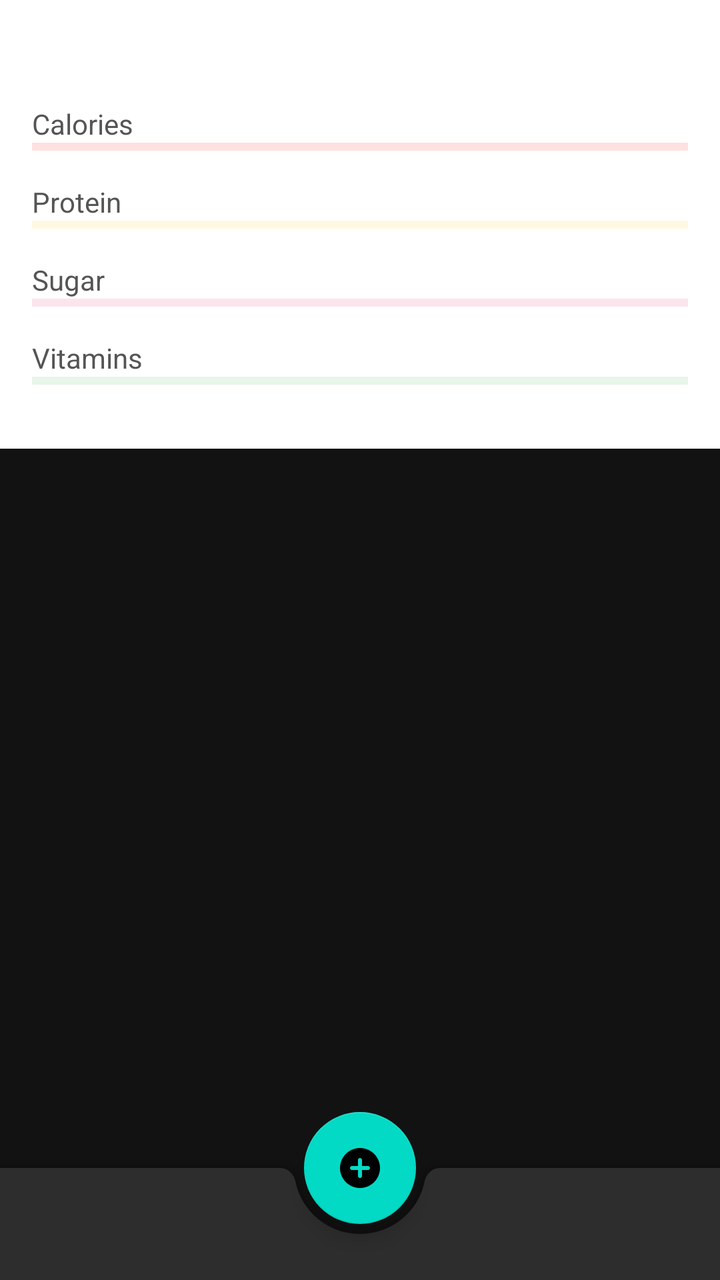
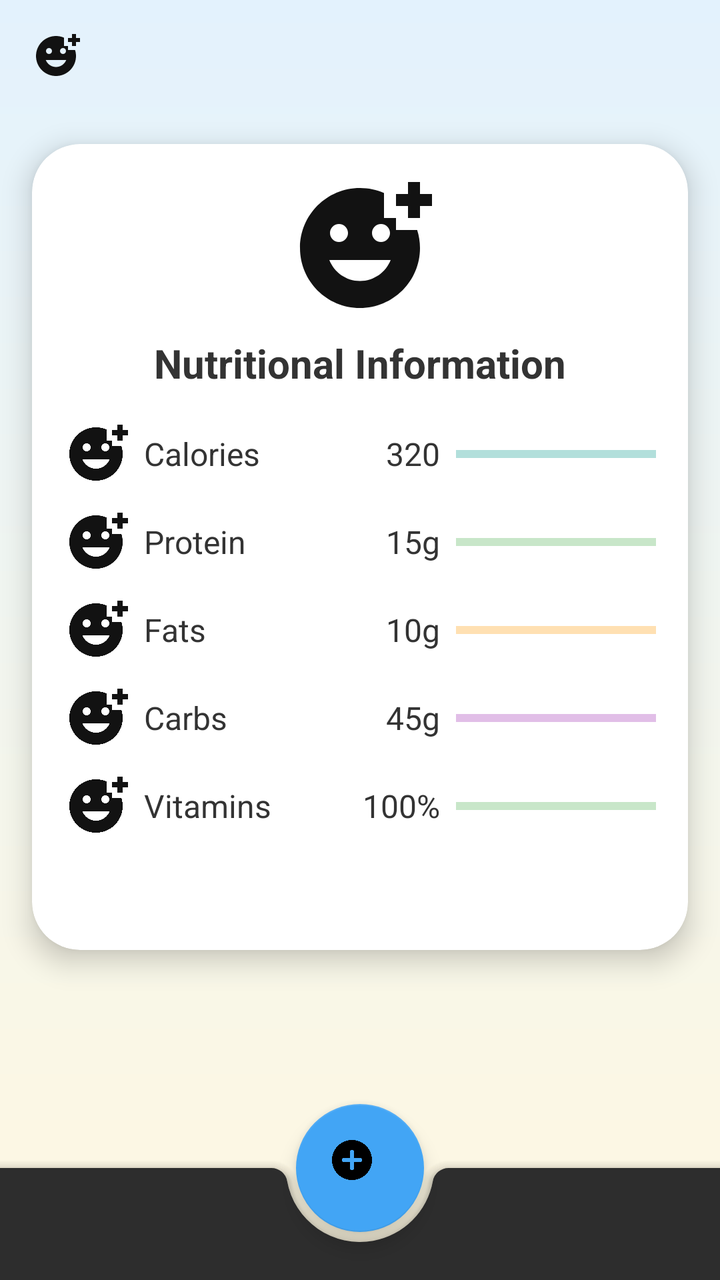

An Android layout rendered at two revisions. The XML below is the earlier revision; the diff shows what the commit changed to produce the second picture.
<!-- AndroidManifest.xml: activity theme Theme.PokemonMealtimeMasters -->
<!-- res/layout/activity_main.xml -->
<?xml version="1.0" encoding="utf-8"?>
<androidx.coordinatorlayout.widget.CoordinatorLayout
    xmlns:android="http://schemas.android.com/apk/res/android"
    xmlns:app="http://schemas.android.com/apk/res-auto"
    android:layout_width="match_parent"
    android:layout_height="match_parent">

    
    <LinearLayout
        android:id="@+id/progress_section"
        android:orientation="vertical"
        android:layout_width="match_parent"
        android:layout_height="wrap_content"
        android:padding="16dp"
        android:background="@color/white">

        <TextView
            android:layout_width="wrap_content"
            android:layout_height="wrap_content"
            android:text="Today's Progress"
            android:textSize="18sp"
            android:textStyle="bold"
            android:layout_marginBottom="8dp" />

        <TextView
            android:layout_width="wrap_content"
            android:layout_height="wrap_content"
            android:text="Calories"
            android:textSize="14sp"
            android:textColor="#555"
            android:layout_marginTop="4dp"/>

        <com.google.android.material.progressindicator.LinearProgressIndicator
            android:id="@+id/prog_calories"
            style="@style/Widget.MaterialComponents.LinearProgressIndicator"
            android:layout_width="match_parent"
            android:layout_height="8dp"
            app:indicatorColor="@color/primary"
            app:trackColor="#FFE0E0"
            android:layout_marginBottom="12dp"/>

        <TextView
            android:layout_width="wrap_content"
            android:layout_height="wrap_content"
            android:text="Protein"
            android:textSize="14sp"
            android:textColor="#555"
            android:layout_marginTop="4dp"/>

        <com.google.android.material.progressindicator.LinearProgressIndicator
            android:id="@+id/prog_protein"
            style="@style/Widget.MaterialComponents.LinearProgressIndicator"
            android:layout_width="match_parent"
            android:layout_height="8dp"
            app:indicatorColor="@color/amber_700"
            app:trackColor="#FFF8E1"
            android:layout_marginBottom="12dp"/>

        <TextView
            android:layout_width="wrap_content"
            android:layout_height="wrap_content"
            android:text="Sugar"
            android:textSize="14sp"
            android:textColor="#555"
            android:layout_marginTop="4dp"/>

        <com.google.android.material.progressindicator.LinearProgressIndicator
            android:id="@+id/prog_sugar"
            style="@style/Widget.MaterialComponents.LinearProgressIndicator"
            android:layout_width="match_parent"
            android:layout_height="8dp"
            app:indicatorColor="@color/pink_300"
            app:trackColor="#FCE4EC"
            android:layout_marginBottom="12dp"/>

        <TextView
            android:layout_width="wrap_content"
            android:layout_height="wrap_content"
            android:text="Vitamins"
            android:textSize="14sp"
            android:textColor="#555"
            android:layout_marginTop="4dp"/>

        <com.google.android.material.progressindicator.LinearProgressIndicator
            android:id="@+id/prog_vitamins"
            style="@style/Widget.MaterialComponents.LinearProgressIndicator"
            android:layout_width="match_parent"
            android:layout_height="8dp"
            app:indicatorColor="@color/green_500"
            app:trackColor="#E8F5E9"
            android:layout_marginBottom="16dp"/>
    </LinearLayout>

    
    <androidx.recyclerview.widget.RecyclerView
        android:id="@+id/logged_meals_recycler"
        android:layout_width="match_parent"
        android:layout_height="0dp"
        android:layout_marginBottom="72dp"
        app:layout_behavior="@string/appbar_scrolling_view_behavior"
        app:layout_anchorGravity="bottom" />

    
    <com.google.android.material.bottomappbar.BottomAppBar
        android:id="@+id/bottom_app_bar"
        android:layout_width="match_parent"
        android:layout_height="wrap_content"
        android:layout_gravity="bottom"
        app:fabAlignmentMode="center" />

    
    <com.google.android.material.floatingactionbutton.FloatingActionButton
        android:id="@+id/fab_add_meal"
        android:layout_width="wrap_content"
        android:layout_height="wrap_content"
        android:contentDescription="@string/add_meal"
        app:srcCompat="@drawable/ic_add"
        app:layout_anchor="@id/bottom_app_bar"
        app:layout_anchorGravity="center" />

</androidx.coordinatorlayout.widget.CoordinatorLayout>
<!-- resources referenced by this layout -->
<resources>
  <color name="amber_700">#FFD966</color>
  <color name="green_500">#7FFFD4</color>
  <color name="pink_300">#FFC2D1</color>
  <color name="primary">#FF7043</color>
  <color name="white">#FFFFFFFF</color>
  <!-- drawable ic_add (drawable) -->
  <vector xmlns:android="http://schemas.android.com/apk/res/android" android:height="24dp" android:tint="#37FF95" android:viewportHeight="24" android:viewportWidth="24" android:width="24dp">
        
      <path android:fillColor="@android:color/white" android:pathData="M12,2C6.48,2 2,6.48 2,12s4.48,10 10,10 10,-4.48 10,-10S17.52,2 12,2zM16,13h-3v3c0,0.55 -0.45,1 -1,1s-1,-0.45 -1,-1v-3L8,13c-0.55,0 -1,-0.45 -1,-1s0.45,-1 1,-1h3L11,8c0,-0.55 0.45,-1 1,-1s1,0.45 1,1v3h3c0.55,0 1,0.45 1,1s-0.45,1 -1,1z"/>
      
  </vector>
  <string name="add_meal" />
  <style name="Theme.PokemonMealtimeMasters" parent="Theme.MaterialComponents" />
</resources>

<!-- the commit's change to res/layout/activity_main.xml (unified diff, before → after) -->
@@ -3,102 +3,287 @@
     xmlns:android="http://schemas.android.com/apk/res/android"
     xmlns:app="http://schemas.android.com/apk/res-auto"
     android:layout_width="match_parent"
-    android:layout_height="match_parent">
-
-    
-    <LinearLayout
-        android:id="@+id/progress_section"
-        android:orientation="vertical"
+    android:layout_height="match_parent"
+    android:background="@drawable/bg_gradient">
+
+    
+    <com.google.android.material.appbar.MaterialToolbar
+        android:id="@+id/top_app_bar"
         android:layout_width="match_parent"
-        android:layout_height="wrap_content"
-        android:padding="16dp"
-        android:background="@color/white">
-
-        <TextView
-            android:layout_width="wrap_content"
+        android:layout_height="?attr/actionBarSize"
+        android:backgroundTint="@android:color/transparent"
+        android:title="Pokémon Mealtime Masters"
+        android:titleTextColor="@android:color/white"
+        app:navigationIcon="@drawable/ic_placeholder" />
+
+    
+    <ScrollView
+        android:layout_width="match_parent"
+        android:layout_height="match_parent"
+        android:layout_marginTop="?attr/actionBarSize"
+        app:layout_behavior="@string/appbar_scrolling_view_behavior">
+
+        <com.google.android.material.card.MaterialCardView
+            android:layout_width="match_parent"
             android:layout_height="wrap_content"
-            android:text="Today's Progress"
-            android:textSize="18sp"
-            android:textStyle="bold"
-            android:layout_marginBottom="8dp" />
-
-        <TextView
-            android:layout_width="wrap_content"
-            android:layout_height="wrap_content"
-            android:text="Calories"
-            android:textSize="14sp"
-            android:textColor="#555"
-            android:layout_marginTop="4dp"/>
-
-        <com.google.android.material.progressindicator.LinearProgressIndicator
-            android:id="@+id/prog_calories"
-            style="@style/Widget.MaterialComponents.LinearProgressIndicator"
-            android:layout_width="match_parent"
-            android:layout_height="8dp"
-            app:indicatorColor="@color/primary"
-            app:trackColor="#FFE0E0"
-            android:layout_marginBottom="12dp"/>
-
-        <TextView
-            android:layout_width="wrap_content"
-            android:layout_height="wrap_content"
-            android:text="Protein"
-            android:textSize="14sp"
-            android:textColor="#555"
-            android:layout_marginTop="4dp"/>
-
-        <com.google.android.material.progressindicator.LinearProgressIndicator
-            android:id="@+id/prog_protein"
-            style="@style/Widget.MaterialComponents.LinearProgressIndicator"
-            android:layout_width="match_parent"
-            android:layout_height="8dp"
-            app:indicatorColor="@color/amber_700"
-            app:trackColor="#FFF8E1"
-            android:layout_marginBottom="12dp"/>
-
-        <TextView
-            android:layout_width="wrap_content"
-            android:layout_height="wrap_content"
-            android:text="Sugar"
-            android:textSize="14sp"
-            android:textColor="#555"
-            android:layout_marginTop="4dp"/>
-
-        <com.google.android.material.progressindicator.LinearProgressIndicator
-            android:id="@+id/prog_sugar"
-            style="@style/Widget.MaterialComponents.LinearProgressIndicator"
-            android:layout_width="match_parent"
-            android:layout_height="8dp"
-            app:indicatorColor="@color/pink_300"
-            app:trackColor="#FCE4EC"
-            android:layout_marginBottom="12dp"/>
-
-        <TextView
-            android:layout_width="wrap_content"
-            android:layout_height="wrap_content"
-            android:text="Vitamins"
-            android:textSize="14sp"
-            android:textColor="#555"
-            android:layout_marginTop="4dp"/>
-
-        <com.google.android.material.progressindicator.LinearProgressIndicator
-            android:id="@+id/prog_vitamins"
-            style="@style/Widget.MaterialComponents.LinearProgressIndicator"
-            android:layout_width="match_parent"
-            android:layout_height="8dp"
-            app:indicatorColor="@color/green_500"
-            app:trackColor="#E8F5E9"
-            android:layout_marginBottom="16dp"/>
-    </LinearLayout>
-
-    
-    <androidx.recyclerview.widget.RecyclerView
-        android:id="@+id/logged_meals_recycler"
-        android:layout_width="match_parent"
-        android:layout_height="0dp"
-        android:layout_marginBottom="72dp"
-        app:layout_behavior="@string/appbar_scrolling_view_behavior"
-        app:layout_anchorGravity="bottom" />
+            android:layout_margin="16dp"
+            app:cardCornerRadius="24dp"
+            app:cardElevation="8dp"
+            app:cardBackgroundColor="@android:color/white">
+
+            <LinearLayout
+                android:layout_width="match_parent"
+                android:layout_height="wrap_content"
+                android:orientation="vertical"
+                android:padding="16dp">
+
+                
+                <ImageView
+                    android:layout_width="72dp"
+                    android:layout_height="72dp"
+                    android:layout_gravity="center"
+                    android:src="@drawable/ic_placeholder"
+                    android:contentDescription="Buddy Icon"/>
+
+                
+                <TextView
+                    android:layout_width="wrap_content"
+                    android:layout_height="wrap_content"
+                    android:layout_gravity="center"
+                    android:layout_marginTop="8dp"
+                    android:text="Nutritional Information"
+                    android:textColor="#333333"
+                    android:textSize="20sp"
+                    android:textStyle="bold"/>
+
+                
+                <LinearLayout
+                    android:layout_width="match_parent"
+                    android:layout_height="wrap_content"
+                    android:layout_marginTop="16dp"
+                    android:gravity="center_vertical"
+                    android:orientation="horizontal">
+
+                    <ImageView
+                        android:layout_width="32dp"
+                        android:layout_height="32dp"
+                        android:src="@drawable/ic_placeholder"
+                        android:contentDescription="Calories"/>
+
+                    <TextView
+                        android:layout_width="0dp"
+                        android:layout_height="wrap_content"
+                        android:layout_weight="1"
+                        android:layout_marginStart="8dp"
+                        android:text="Calories"
+                        android:textColor="#333333"
+                        android:textSize="16sp"/>
+
+                    <TextView
+                        android:id="@+id/text_calories_value"
+                        android:layout_width="wrap_content"
+                        android:layout_height="wrap_content"
+                        android:layout_marginEnd="8dp"
+                        android:text="320"
+                        android:textColor="#333333"
+                        android:textSize="16sp"/>
+
+                    <com.google.android.material.progressindicator.LinearProgressIndicator
+                        android:id="@+id/prog_calories"
+                        style="@style/Widget.MaterialComponents.LinearProgressIndicator"
+                        android:layout_width="100dp"
+                        android:layout_height="16dp"
+                        app:indicatorColor="@color/teal_700"
+                        app:trackColor="#B2DFDB"/>
+                </LinearLayout>
+
+                
+                <LinearLayout
+                    android:layout_width="match_parent"
+                    android:layout_height="wrap_content"
+                    android:layout_marginTop="12dp"
+                    android:gravity="center_vertical"
+                    android:orientation="horizontal">
+
+                    <ImageView
+                        android:layout_width="32dp"
+                        android:layout_height="32dp"
+                        android:src="@drawable/ic_placeholder"
+                        android:contentDescription="Protein"/>
+
+                    <TextView
+                        android:layout_width="0dp"
+                        android:layout_height="wrap_content"
+                        android:layout_weight="1"
+                        android:layout_marginStart="8dp"
+                        android:text="Protein"
+                        android:textColor="#333333"
+                        android:textSize="16sp"/>
+
+                    <TextView
+                        android:id="@+id/text_protein_value"
+                        android:layout_width="wrap_content"
+                        android:layout_height="wrap_content"
+                        android:layout_marginEnd="8dp"
+                        android:text="15g"
+                        android:textColor="#333333"
+                        android:textSize="16sp"/>
+
+                    <com.google.android.material.progressindicator.LinearProgressIndicator
+                        android:id="@+id/prog_protein"
+                        style="@style/Widget.MaterialComponents.LinearProgressIndicator"
+                        android:layout_width="100dp"
+                        android:layout_height="16dp"
+                        app:indicatorColor="@color/green_500"
+                        app:trackColor="#C8E6C9"/>
+                </LinearLayout>
+
+                
+                <LinearLayout
+                    android:layout_width="match_parent"
+                    android:layout_height="wrap_content"
+                    android:layout_marginTop="12dp"
+                    android:gravity="center_vertical"
+                    android:orientation="horizontal">
+
+                    <ImageView
+                        android:layout_width="32dp"
+                        android:layout_height="32dp"
+                        android:src="@drawable/ic_placeholder"
+                        android:contentDescription="Fats"/>
+
+                    <TextView
+                        android:layout_width="0dp"
+                        android:layout_height="wrap_content"
+                        android:layout_weight="1"
+                        android:layout_marginStart="8dp"
+                        android:text="Fats"
+                        android:textColor="#333333"
+                        android:textSize="16sp"/>
+
+                    <TextView
+                        android:id="@+id/text_fats_value"
+                        android:layout_width="wrap_content"
+                        android:layout_height="wrap_content"
+                        android:layout_marginEnd="8dp"
+                        android:text="10g"
+                        android:textColor="#333333"
+                        android:textSize="16sp"/>
+
+                    <com.google.android.material.progressindicator.LinearProgressIndicator
+                        android:id="@+id/prog_fats"
+                        style="@style/Widget.MaterialComponents.LinearProgressIndicator"
+                        android:layout_width="100dp"
+                        android:layout_height="16dp"
+                        app:indicatorColor="@color/amber_700"
+                        app:trackColor="#FFE0B2"/>
+                </LinearLayout>
+
+                
+                <LinearLayout
+                    android:layout_width="match_parent"
+                    android:layout_height="wrap_content"
+                    android:layout_marginTop="12dp"
+                    android:gravity="center_vertical"
+                    android:orientation="horizontal">
+
+                    <ImageView
+                        android:layout_width="32dp"
+                        android:layout_height="32dp"
+                        android:src="@drawable/ic_placeholder"
+                        android:contentDescription="Carbs"/>
+
+                    <TextView
+                        android:layout_width="0dp"
+                        android:layout_height="wrap_content"
+                        android:layout_weight="1"
+                        android:layout_marginStart="8dp"
+                        android:text="Carbs"
+                        android:textColor="#333333"
+                        android:textSize="16sp"/>
+
+                    <TextView
+                        android:id="@+id/text_carbs_value"
+                        android:layout_width="wrap_content"
+                        android:layout_height="wrap_content"
+                        android:layout_marginEnd="8dp"
+                        android:text="45g"
+                        android:textColor="#333333"
+                        android:textSize="16sp"/>
+
+                    <com.google.android.material.progressindicator.LinearProgressIndicator
+                        android:id="@+id/prog_carbs"
+                        style="@style/Widget.MaterialComponents.LinearProgressIndicator"
+                        android:layout_width="100dp"
+                        android:layout_height="16dp"
+                        app:indicatorColor="@color/purple_500"
+                        app:trackColor="#E1BEE7"/>
+                </LinearLayout>
+
+                
+                <LinearLayout
+                    android:layout_width="match_parent"
+                    android:layout_height="wrap_content"
+                    android:layout_marginTop="12dp"
+                    android:gravity="center_vertical"
+                    android:orientation="horizontal">
+
+                    <ImageView
+                        android:layout_width="32dp"
+                        android:layout_height="32dp"
+                        android:src="@drawable/ic_placeholder"
+                        android:contentDescription="Vitamins"/>
+
+                    <TextView
+                        android:layout_width="0dp"
+                        android:layout_height="wrap_content"
+                        android:layout_weight="1"
+                        android:layout_marginStart="8dp"
+                        android:text="Vitamins"
+                        android:textColor="#333333"
+                        android:textSize="16sp"/>
+
+                    <TextView
+                        android:id="@+id/text_vitamins_value"
+                        android:layout_width="wrap_content"
+                        android:layout_height="wrap_content"
+                        android:layout_marginEnd="8dp"
+                        android:text="100%"
+                        android:textColor="#333333"
+                        android:textSize="16sp"/>
+
+                    <com.google.android.material.progressindicator.LinearProgressIndicator
+                        android:id="@+id/prog_vitamins"
+                        style="@style/Widget.MaterialComponents.LinearProgressIndicator"
+                        android:layout_width="100dp"
+                        android:layout_height="16dp"
+                        app:indicatorColor="@color/green_500"
+                        app:trackColor="#C8E6C9"/>
+                </LinearLayout>
+
+                <androidx.recyclerview.widget.RecyclerView
+                    android:id="@+id/logged_meals_recycler"
+                    android:layout_width="match_parent"
+                    android:layout_height="wrap_content"
+                    android:layout_marginTop="24dp"
+                    android:clipToPadding="false"
+                    android:paddingBottom="16dp"/>
+            </LinearLayout>
+        </com.google.android.material.card.MaterialCardView>
+
+    </ScrollView>
+
+    
+    <com.google.android.material.floatingactionbutton.FloatingActionButton
+        android:id="@+id/fab_add_meal"
+        android:layout_width="64dp"
+        android:layout_height="64dp"
+        app:srcCompat="@drawable/ic_add"
+        android:tint="@android:color/white"
+        app:backgroundTint="@color/accent"
+        app:layout_anchor="@id/bottom_app_bar"
+        app:layout_anchorGravity="center"
+        android:layout_marginBottom="16dp"/>
 
     
     <com.google.android.material.bottomappbar.BottomAppBar
@@ -106,16 +291,5 @@
         android:layout_width="match_parent"
         android:layout_height="wrap_content"
         android:layout_gravity="bottom"
-        app:fabAlignmentMode="center" />
-
-    
-    <com.google.android.material.floatingactionbutton.FloatingActionButton
-        android:id="@+id/fab_add_meal"
-        android:layout_width="wrap_content"
-        android:layout_height="wrap_content"
-        android:contentDescription="@string/add_meal"
-        app:srcCompat="@drawable/ic_add"
-        app:layout_anchor="@id/bottom_app_bar"
-        app:layout_anchorGravity="center" />
-
+        app:fabAlignmentMode="center"/>
 </androidx.coordinatorlayout.widget.CoordinatorLayout>
<!-- resource entries referenced after the edit -->
@@ -1,17 +1,31 @@
 <!-- resources referenced by this layout -->
 <resources>
+  <color name="accent">#42A5F5</color>
   <color name="amber_700">#FFD966</color>
   <color name="green_500">#7FFFD4</color>
-  <color name="pink_300">#FFC2D1</color>
-  <color name="primary">#FF7043</color>
-  <color name="white">#FFFFFFFF</color>
+  <color name="purple_500">#FF6200EE</color>
+  <color name="teal_700">#FF018786</color>
+  <!-- drawable bg_gradient (drawable) -->
+  <?xml version="1.0" encoding="utf-8"?>
+  <shape xmlns:android="http://schemas.android.com/apk/res/android">
+      <gradient
+          android:angle="270"
+          android:startColor="#FFE3F2FD"
+          android:endColor="#FFFFF8E1"
+          android:type="linear"/>
+  </shape>
   <!-- drawable ic_add (drawable) -->
   <vector xmlns:android="http://schemas.android.com/apk/res/android" android:height="24dp" android:tint="#37FF95" android:viewportHeight="24" android:viewportWidth="24" android:width="24dp">
         
       <path android:fillColor="@android:color/white" android:pathData="M12,2C6.48,2 2,6.48 2,12s4.48,10 10,10 10,-4.48 10,-10S17.52,2 12,2zM16,13h-3v3c0,0.55 -0.45,1 -1,1s-1,-0.45 -1,-1v-3L8,13c-0.55,0 -1,-0.45 -1,-1s0.45,-1 1,-1h3L11,8c0,-0.55 0.45,-1 1,-1s1,0.45 1,1v3h3c0.55,0 1,0.45 1,1s-0.45,1 -1,1z"/>
       
   </vector>
-  <string name="add_meal" />
+  <!-- drawable ic_placeholder (drawable) -->
+  <vector xmlns:android="http://schemas.android.com/apk/res/android" android:height="24dp" android:tint="#121212" android:viewportHeight="24" android:viewportWidth="24" android:width="24dp">
+        
+      <path android:fillColor="@android:color/white" android:pathData="M18,9V7h-2V2.84C14.77,2.3 13.42,2 11.99,2C6.47,2 2,6.48 2,12s4.47,10 9.99,10C17.52,22 22,17.52 22,12c0,-1.05 -0.17,-2.05 -0.47,-3H18zM15.5,8C16.33,8 17,8.67 17,9.5S16.33,11 15.5,11S14,10.33 14,9.5S14.67,8 15.5,8zM8.5,8C9.33,8 10,8.67 10,9.5S9.33,11 8.5,11S7,10.33 7,9.5S7.67,8 8.5,8zM12,17.5c-2.33,0 -4.31,-1.46 -5.11,-3.5h10.22C16.31,16.04 14.33,17.5 12,17.5zM22,3h2v2h-2v2h-2V5h-2V3h2V1h2V3z"/>
+      
+  </vector>
   <style name="Theme.PokemonMealtimeMasters" parent="Theme.MaterialComponents" />
 </resources>
 
